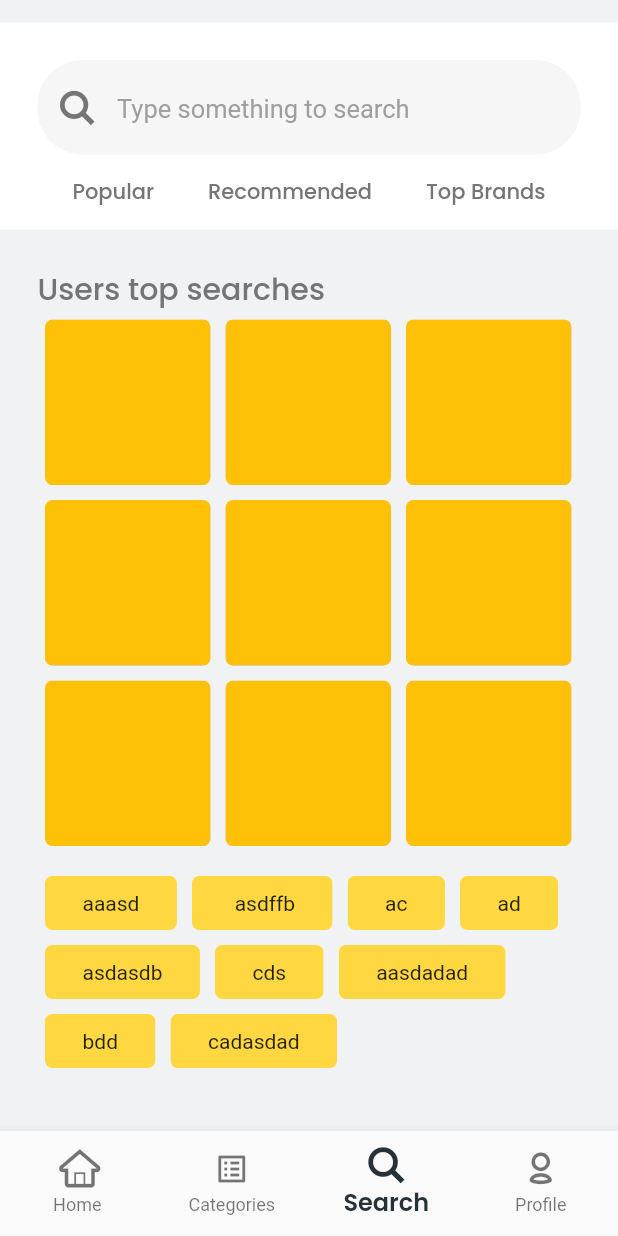
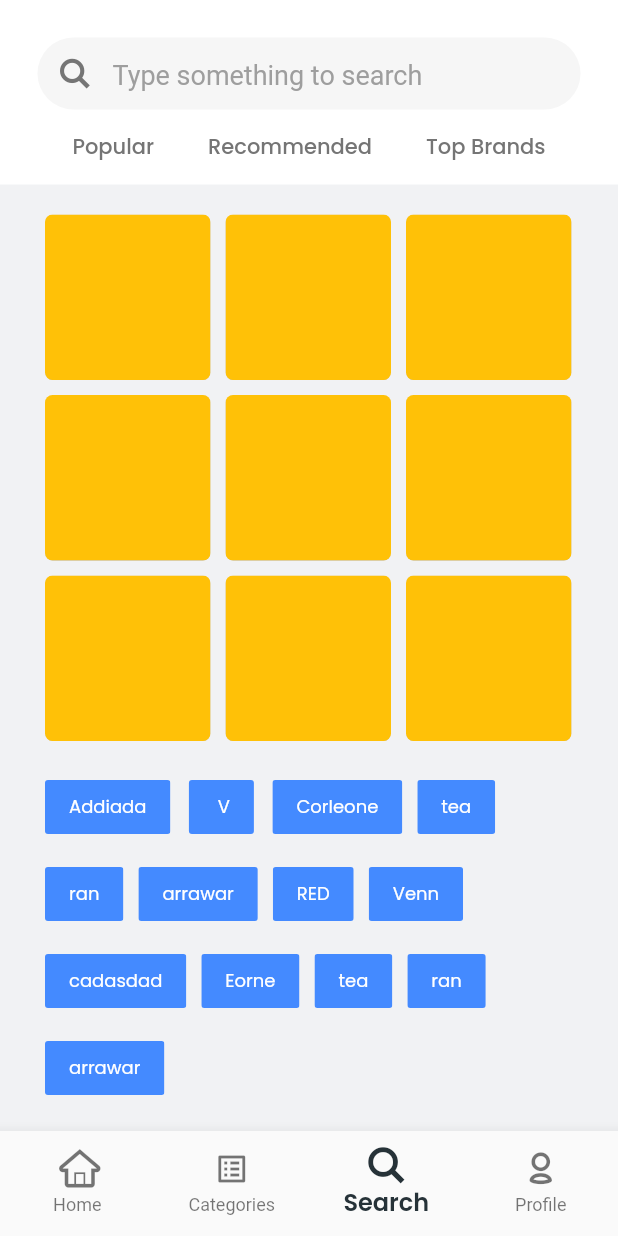
Before and after one commit to HamiiidAsgarian/flutter-tech-commerce-Cargo-, a Flutter app: the screen it shows after launch, item 3 of the bottom bar chosen, on a phone screen of 412 x 824 dp. Run offline on Flutter 3.47's test engine with Material 2 defaults, Android fonts, the phone set to English and light mode, and no system bars.

Commit message:
screen specific navigation and search screen adjustment have been added

```diff
--- a/lib/screens/01_home_screen.dart
+++ b/lib/screens/01_home_screen.dart
@@ -4,11 +4,7 @@ import 'package:commerce_app/widgets/carousel.dart';
 import 'package:commerce_app/widgets/forCategorySection.dart';
 import 'package:commerce_app/widgets/windows_category-section.dart';
 import 'package:flutter/material.dart';
-
 import '../consts.dart';
-
-////////////////////////////////////////////////////////////////////////////////////* Home Screen
-enum panel { carousel, rowList, windows }
 
 class HomeScreen extends StatelessWidget {
   HomeScreen({Key? key}) : super(key: key);
@@ -16,17 +12,10 @@ class HomeScreen extends StatelessWidget {
   static const List<String> data = ['men', '2', '3', '4', 'men', '2', '3', '4'];
   final List<String> fakeList5 = List.generate(5, (index) => "number $index");
 
-  call() {
-    print("object");
-  }
-
   @override
   Widget build(BuildContext context) {
-    // var a = ListView.builder(
-    //   itemCount: testL.length,
-    //   itemBuilder: (context, index) =>
-    //       HorizontalItemsList(sectionTitle: "For men1", itemsList: testL),
-    // );
+    return Navigator(onGenerateRoute: (RouteSettings settings) {
+      return MaterialPageRoute(builder: (context) {
         return Scaffold(
           backgroundColor: cBackgroundGrey,
           appBar: const MyAppBar(
@@ -64,118 +53,26 @@ class HomeScreen extends StatelessWidget {
                 ],
               ),
             ),
-        ));
+          ),
+        );
+      });
+    });
   }
 }
 
-class ItemsColumnMaker extends StatelessWidget {
-  final List<String>? itemRows;
-  const ItemsColumnMaker({Key? key, this.itemRows}) : super(key: key);
-
-  @override
-  Widget build(BuildContext context) {
-    return ListView.builder(
-        // cacheExtent: 500,
-        scrollDirection: Axis.vertical,
-        itemCount: itemRows!.length,
-        itemBuilder: (context, index) => HorizontalItemsList(
-              sectionTitle: itemRows![index],
-              itemsList: List.generate(20, (index) => index.toString()),
-            ));
-  }
-}
-//********************************************************************** */
-// // import 'package:commerce_app/style/my_flutter_app_icons.dart';
-// // import 'package:commerce_app/widgets/appbar.dart';
-// // import 'package:commerce_app/widgets/carousel.dart';
-// // import 'package:commerce_app/widgets/forCategorySection.dart';
-// // import 'package:commerce_app/widgets/windows_category-section.dart';
-// import 'package:flutter/material.dart';
-
-// // import '../consts.dart';
-
-// class HomeScreen extends StatefulWidget {
-//   HomeScreen({Key? key}) : super(key: key);
-
-//   @override
-//   _HomeScreenState createState() => _HomeScreenState();
-// }
-
-// class _HomeScreenState extends State<HomeScreen> {
-//   GlobalKey<NavigatorState> key1 = new GlobalKey();
-
-//   GlobalKey<NavigatorState> key2 = new GlobalKey();
+// class ItemsColumnMaker extends StatelessWidget {
+//   final List<String>? itemRows;
+//   const ItemsColumnMaker({Key? key, this.itemRows}) : super(key: key);
 
 //   @override
 //   Widget build(BuildContext context) {
-//     // );
-//     return Scaffold(
-//         body: PageView(
-//       children: [page1(gkey: key1), page2(gkey: key2)],
-//     ));
+//     return ListView.builder(
+//         // cacheExtent: 500,
+//         scrollDirection: Axis.vertical,
+//         itemCount: itemRows!.length,
+//         itemBuilder: (context, index) => HorizontalItemsList(
+//               sectionTitle: itemRows![index],
+//               itemsList: List.generate(20, (index) => index.toString()),
+//             ));
 //   }
 // }
-
-// class page1 extends StatelessWidget {
-//   const page1({Key? key, required this.gkey}) : super(key: key);
-//   final GlobalKey<NavigatorState> gkey;
-//   @override
-//   Widget build(BuildContext context) {
-//     return Navigator(onGenerateRoute: (RouteSettings setting) {
-//       return MaterialPageRoute(builder: (context) {
-//         return Container(
-//           color: Colors.green,
-//           child: Center(
-//               child: ElevatedButton(
-//                   onPressed: () {
-//                     gkey.currentState?.pushNamed("/");
-//                   },
-//                   child: Text("go"))),
-//         );
-//       });
-//     });
-//   }
-// }
-
-// class page2 extends StatelessWidget {
-//   const page2({Key? key, required this.gkey}) : super(key: key);
-//   final GlobalKey<NavigatorState> gkey;
-//   @override
-//   Widget build(BuildContext context) {
-//     print(gkey.currentContext);
-//     return Navigator(onGenerateRoute: (RouteSettings setting) {
-//       return MaterialPageRoute(builder: (context) {
-//         return Container(
-//           color: Colors.blue,
-//           child: Center(
-//               child: ElevatedButton(
-//                   onPressed: () {
-//                     gkey.currentState?.pushNamed("/Item");
-//                   },
-//                   child: Text("go"))),
-//         );
-//       });
-//     });
-//   }
-// }
-
-// class page3 extends StatelessWidget {
-//   const page3({Key? key, this.color}) : super(key: key);
-//   final Color? color;
-//   @override
-//   Widget build(BuildContext context) {
-//     return Navigator(onGenerateRoute: (RouteSettings setting) {
-//       return MaterialPageRoute(builder: (context) {
-//         return Container(
-//           color: Colors.red,
-//           child: Center(
-//               child: ElevatedButton(
-//                   onPressed: () {
-//                     Navigator.pop(context);
-//                   },
-//                   child: Text("back"))),
-//         );
-//       });
-//     });
-//   }
-// }
--- a/lib/screens/02_category_screen.dart
+++ b/lib/screens/02_category_screen.dart
@@ -14,6 +14,8 @@ class CategoryScreen extends StatefulWidget {
 class _CategoryScreenState extends State<CategoryScreen> {
   @override
   Widget build(BuildContext context) {
+    return Navigator(onGenerateRoute: (RouteSettings settings) {
+      return MaterialPageRoute(builder: (context) {
         return Scaffold(
           appBar: AppBar(
             title: Text(
@@ -21,7 +23,8 @@ class _CategoryScreenState extends State<CategoryScreen> {
               style: itemBrandFontStyle.copyWith(fontSize: 20),
             ),
             elevation: 0,
-        backgroundColor: Colors.white, ////////////////////////* appbar color
+            backgroundColor:
+                Colors.white, ////////////////////////* appbar color
             leading: GestureDetector(
               onTap: () {
                 Navigator.pop(context);
@@ -46,8 +49,8 @@ class _CategoryScreenState extends State<CategoryScreen> {
                         height: 60,
                         decoration: const BoxDecoration(
                             border: Border(
-                            bottom:
-                                BorderSide(width: 0.1, color: Colors.grey))),
+                                bottom: BorderSide(
+                                    width: 0.1, color: Colors.grey))),
                         child: Center(
                           child: ListTile(
                             onTap: () => Navigator.push(context,
@@ -56,15 +59,44 @@ class _CategoryScreenState extends State<CategoryScreen> {
                                 title: "itemss",
                               );
                             })),
-                        trailing:
-                            const Icon(Icons.keyboard_arrow_right, size: 30),
+                            trailing: const Icon(Icons.keyboard_arrow_right,
+                                size: 30),
                             title: Text("item $index",
-                            style: itemBrandFontStyle.copyWith(fontSize: 17)),
+                                style:
+                                    itemBrandFontStyle.copyWith(fontSize: 17)),
                           ),
                         )),
                   );
                 }),
           ),
         );
+      });
+    });
   }
+
+  // Navigator _getNavigator(BuildContext context, Widget newPage) {
+  //   return new Navigator(
+  //     onGenerateRoute: (RouteSettings settings) {
+  //       return new MaterialPageRoute(builder: (context) {
+  //         return new Center(
+  //           child: new Column(
+  //             mainAxisSize: MainAxisSize.min,
+  //             children: <Widget>[
+  //               new Text(settings.name!),
+  //               new ElevatedButton(
+  //                 onPressed: () => Navigator.push(context,
+  //                     MaterialPageRoute(builder: (context) => newPage)),
+  //                 child: new Text('Next'),
+  //               ),
+  //               new ElevatedButton(
+  //                 onPressed: () => Navigator.pop(context),
+  //                 child: new Text('Back'),
+  //               ),
+  //             ],
+  //           ),
+  //         );
+  //       });
+  //     },
+  //   );
+  // }
 }
--- a/lib/screens/03_search_screen.dart
+++ b/lib/screens/03_search_screen.dart
@@ -1,3 +1,5 @@
+import 'dart:math';
+
 import 'package:commerce_app/style/my_flutter_app_icons.dart';
 import 'package:commerce_app/widgets/searchSection.dart';
 import 'package:commerce_app/widgets/text_field.dart';
@@ -15,23 +17,51 @@ class SearchScreen extends StatefulWidget {
 class _SearchScreenState extends State<SearchScreen> {
   @override
   Widget build(BuildContext context) {
-    final double screensize = MediaQuery.of(context).size.width;
+    return Navigator(onGenerateRoute: (RouteSettings settings) {
+      return MaterialPageRoute(builder: (context) {
         return Scaffold(
           backgroundColor: cBackgroundGrey,
           body: Column(crossAxisAlignment: CrossAxisAlignment.start, children: [
+            // SizedBox(height: 15),
+            const SearchSection(),
+            // Padding(
+            //   padding: const EdgeInsets.symmetric(horizontal: 25, vertical: 10),
+            //   child: FittedBox(
+            //     child: Text(
+            //       "Users top searches",
+            //       style: itemBrandFontStyle.copyWith(fontSize: 18),
+            //       textAlign: TextAlign.left,
+            //     ),
+            //   ),
+            // ),
             SizedBox(height: 15),
-        const SearchSection(),
-        Padding(
-          padding: const EdgeInsets.only(left: 25, top: 25),
-          child: FittedBox(
-            child: Text(
-              "Users top searches",
-              style: itemBrandFontStyle.copyWith(fontSize: 20),
-              textAlign: TextAlign.left,
-            ),
-          ),
-        ),
-        Expanded(
+            SearchItemsSection()
+          ]),
+        );
+      });
+    });
+  }
+}
+
+/////////////////////////////----------------------------------------------------//////////////////
+class SearchItemsSection extends StatelessWidget {
+  SearchItemsSection({Key? key}) : super(key: key);
+  final List<Color> myColors = [
+    Colors.amber,
+    Colors.red,
+    Colors.pink,
+    Colors.greenAccent,
+    Colors.blueAccent,
+    Colors.yellow.shade500,
+    Colors.lightBlue,
+    Colors.brown
+  ];
+
+  @override
+  Widget build(BuildContext context) {
+    final double screensize = MediaQuery.of(context).size.width;
+
+    return Expanded(
       child: ListView(
         children: [
           Padding(
@@ -69,28 +99,34 @@ class _SearchScreenState extends State<SearchScreen> {
             padding: const EdgeInsets.symmetric(horizontal: 25),
             child: Wrap(
               children: [
-                    'aaasd',
-                    ' asdffb',
-                    'ac',
-                    'ad',
-                    'asdasdb',
-                    'cds',
-                    'aasdadad',
-                    'bdd',
-                    'cadasdad'
+                'Addiada',
+                ' V',
+                'Corleone',
+                'tea',
+                'ran',
+                'arrawar',
+                'RED',
+                'Venn',
+                'cadasdad',
+                'Eorne',
+                'tea',
+                'ran',
+                'arrawar',
               ]
                   .map(
                     (e) => Padding(
-                          padding: const EdgeInsets.all(5),
-                          child: GestureDetector(
-                            onTap: () {},
+                      padding: const EdgeInsets.symmetric(
+                          horizontal: 5, vertical: 5),
                       child: ClipRRect(
                         borderRadius: BorderRadius.circular(5),
-                              child: Container(
-                                  padding: const EdgeInsets.symmetric(
-                                      horizontal: 25, vertical: 10),
-                                  color: Colors.amberAccent,
-                                  child: Text(e)),
+                        child: MaterialButton(
+                          elevation: 0,
+                          minWidth: 20,
+                          color: myColors[Random().nextInt(myColors.length)],
+                          onPressed: () {},
+                          child: Text(e,
+                              style: itemTitleFontStyle.copyWith(
+                                  fontSize: 12, color: Colors.white)),
                         ),
                       ),
                     ),
@@ -100,13 +136,9 @@ class _SearchScreenState extends State<SearchScreen> {
           )
         ],
       ),
-        )
-      ]),
     );
   }
 }
-
-/////////////////////////////----------------------------------------------------//////////////////
 
 ////////----------------------------------------------------------------------------------/////////
 class SearchSection extends StatefulWidget {
--- a/lib/screens/04_Profile_screen2.dart
+++ b/lib/screens/04_Profile_screen2.dart
@@ -41,12 +41,16 @@ class _ProfileScreen2State extends State<ProfileScreen2> {
 
   @override
   Widget build(BuildContext context) {
+    return Navigator(onGenerateRoute: (RouteSettings settings) {
+      return MaterialPageRoute(builder: (context) {
         return Scaffold(
           backgroundColor: Colors.white,
           body: SingleChildScrollView(
-            child: Column(children: [
+            child: Column(
+              children: [
                 Container(
-              padding: const EdgeInsets.symmetric(horizontal: 25, vertical: 20),
+                    padding: const EdgeInsets.symmetric(
+                        horizontal: 25, vertical: 20),
                     child: const Icon(Icons.access_alarm, size: 50)),
                 // SizedBox(height: 20),
                 const Padding(
@@ -59,7 +63,8 @@ class _ProfileScreen2State extends State<ProfileScreen2> {
                       children: listMaker(list: [
                     IcondataString(
                         iconData: Icons.timelapse, string: 'Price Changes'),
-              IcondataString(iconData: Icons.favorite, string: 'Favorites'),
+                    IcondataString(
+                        iconData: Icons.favorite, string: 'Favorites'),
                     IcondataString(
                         iconData: Icons.receipt_long, string: 'Recent views'),
                     IcondataString(iconData: Icons.settings, string: 'Setting'),
@@ -73,15 +78,22 @@ class _ProfileScreen2State extends State<ProfileScreen2> {
                   padding: const EdgeInsets.symmetric(horizontal: 25),
                   child: Column(
                       children: listMaker(list: [
-              IcondataString(iconData: Icons.timelapse, string: 'About Us'),
+                    IcondataString(
+                        iconData: Icons.timelapse, string: 'About Us'),
                     IcondataString(
                         iconData: MyFlutterApp.bell_alt, string: 'Contacts'),
                     IcondataString(
                         iconData: MyFlutterApp.bell_alt, string: 'Version'),
-              IcondataString(iconData: Icons.timelapse, string: 'Our team'),
+                    IcondataString(
+                        iconData: Icons.timelapse, string: 'Our team'),
                   ], myIcon: false)),
                 )
-        ])));
+              ],
+            ),
+          ),
+        );
+      });
+    });
   }
 }
 
--- a/lib/widgets/text_field.dart
+++ b/lib/widgets/text_field.dart
@@ -10,7 +10,7 @@ class TextFieldWithIcon extends StatelessWidget {
   Widget build(BuildContext context) {
     return TextField(
         onChanged: (a) {},
-      style: TextStyle(color: cBackgroundGrey, fontSize: 20),
+        style: TextStyle(color: Colors.grey, fontSize: 20),
         textAlign: TextAlign.left,
         // controller: searchCtrl,
         keyboardType: TextInputType.text,
@@ -18,12 +18,17 @@ class TextFieldWithIcon extends StatelessWidget {
         cursorRadius: Radius.zero,
         showCursor: true,
         decoration: InputDecoration(
+          hintText: hint,
+          hintStyle: const TextStyle(color: Colors.grey, fontSize: 18),
+
+          // isDense: true,
+          contentPadding: EdgeInsets.symmetric(vertical: 5),
           prefixIcon: Padding(
             padding: const EdgeInsets.only(left: 15, right: 15),
             child: icon != null
                 ? Icon(
                     icon,
-                    size: 23,
+                    size: 20,
                     color: appBargrey,
                   )
                 : null,
@@ -38,6 +43,7 @@ class TextFieldWithIcon extends StatelessWidget {
             //     bottomLeft:
             //         Radius.circular(15)), //////////////////* left radius
             borderSide: BorderSide(
+              // color: Colors.red,
               width: 0,
               style: BorderStyle.none,
             ),
@@ -46,7 +52,6 @@ class TextFieldWithIcon extends StatelessWidget {
           // enabledBorder: InputBorder.none,
           // errorBorder: InputBorder.none,
           // disabledBorder: InputBorder.none,
-
           // contentPadding:
           //     EdgeInsets.only(left: 15, bottom: 11, top: 11, right: 15),
 
@@ -56,9 +61,7 @@ class TextFieldWithIcon extends StatelessWidget {
           // enabledBorder: OutlineInputBorder(
           //   borderSide: BorderSide(color: Colors.green, width: 5.0),
           // ),
-          hintText: hint,
-          hintStyle: const TextStyle(color: Colors.grey, fontSize: 17)),
-    );
+        ));
   }
 }
 /////////////////////////////////////////////
```
Lines whose indentation alone changed are shown as unchanged.
